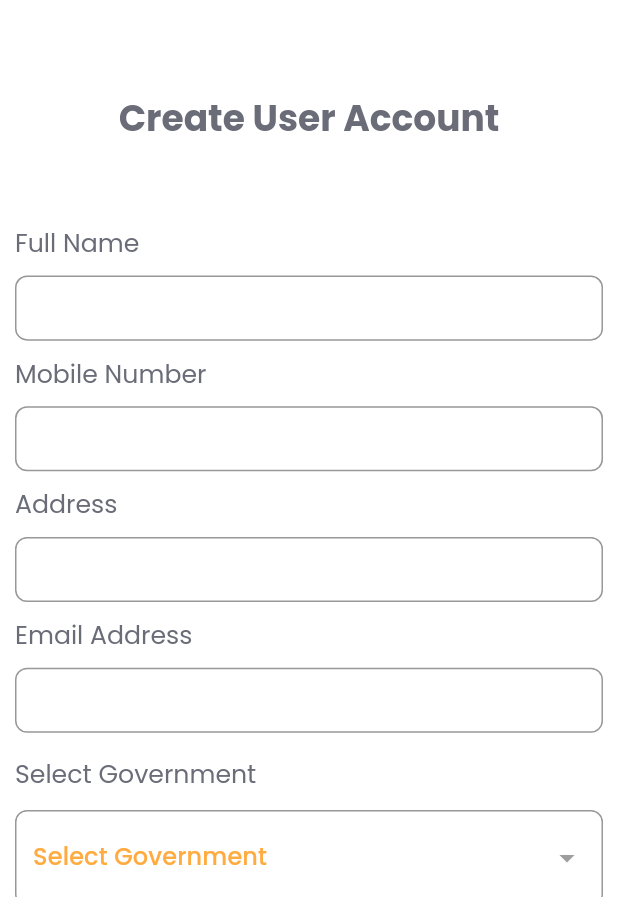
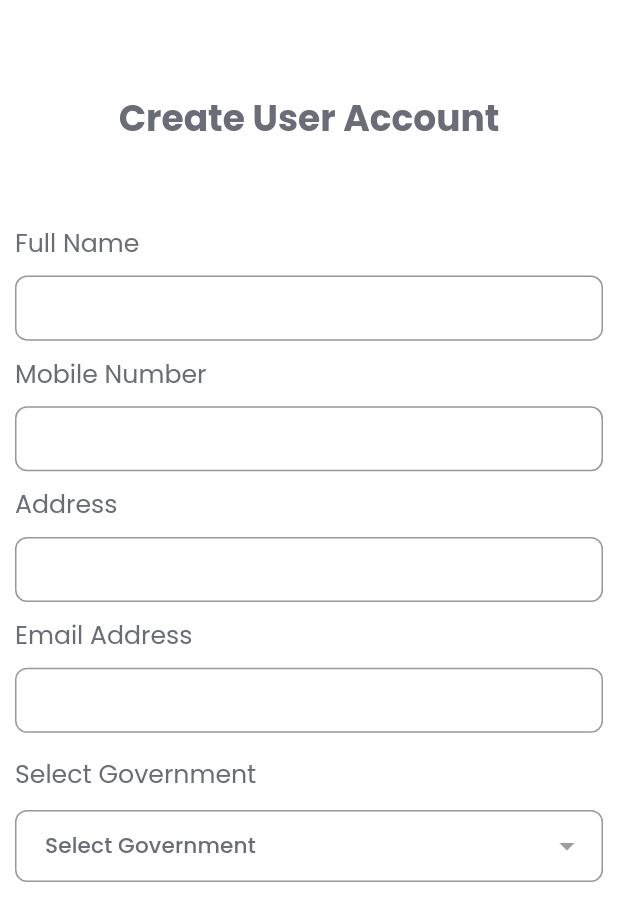
Before and after one commit to Mohammedomargallya39/Training, a Flutter app: the RegisterPage screen opened directly, on a phone screen of 412 x 824 dp, the part 324-1236 px from its top. Run offline on Flutter 3.47's test engine with Material 2 defaults, Android fonts, the phone set to English and light mode, and no system bars; our stand-ins replace bloc, dartz, dio, equatable, flutter_bloc, flutter_svg and 3 more; accounts and stored records are empty.

Commit message:
Register Screen Edits

```diff
--- a/lib/core/util/widgets/my_drop_down_button_field.dart
+++ b/lib/core/util/widgets/my_drop_down_button_field.dart
@@ -56,6 +56,7 @@ class MyDropDownButton extends StatelessWidget {
             ),
             space10Vertical(context),
             DropdownButtonFormField(
+              isExpanded: true,
               decoration: InputDecoration(
                 focusedBorder: OutlineInputBorder(
                   borderRadius: BorderRadius.circular(
@@ -102,6 +103,9 @@ class MyDropDownButton extends StatelessWidget {
                     width: 1.0,
                   ),
                 ),
+                contentPadding: const EdgeInsets.symmetric(
+                  horizontal: 20.0,
+                ),
               ),
               validator: (value) {
                 if (value == governments[0]) {
@@ -116,10 +120,7 @@ class MyDropDownButton extends StatelessWidget {
                 Icons.arrow_drop_down ,
                 color: Colors.grey,
               ),
-              style:  Theme.of(context).textTheme.subtitle2!.copyWith(
-                  color: Colors.orangeAccent,
-                  fontSize: 16
-              ),
+              style:  Theme.of(context).textTheme.subtitle2!,
               onChanged: (String? value)
               {
                 selectGovernoment =  value! ;
```
